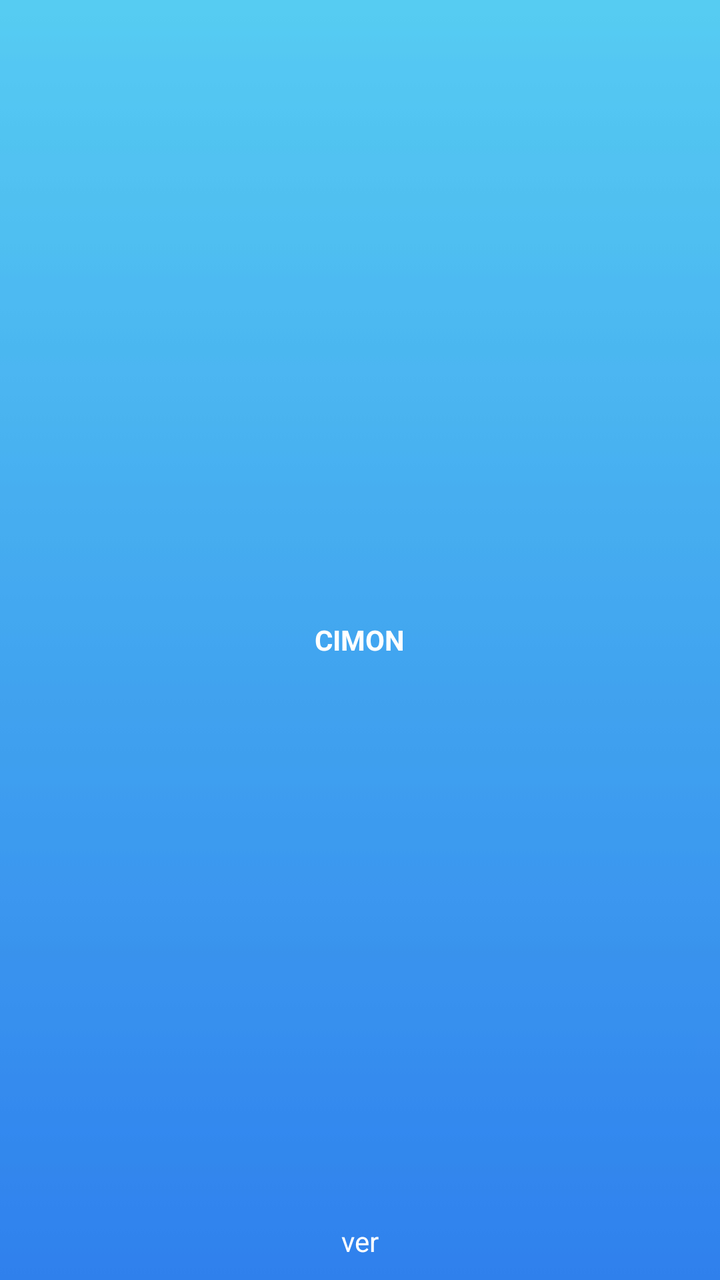
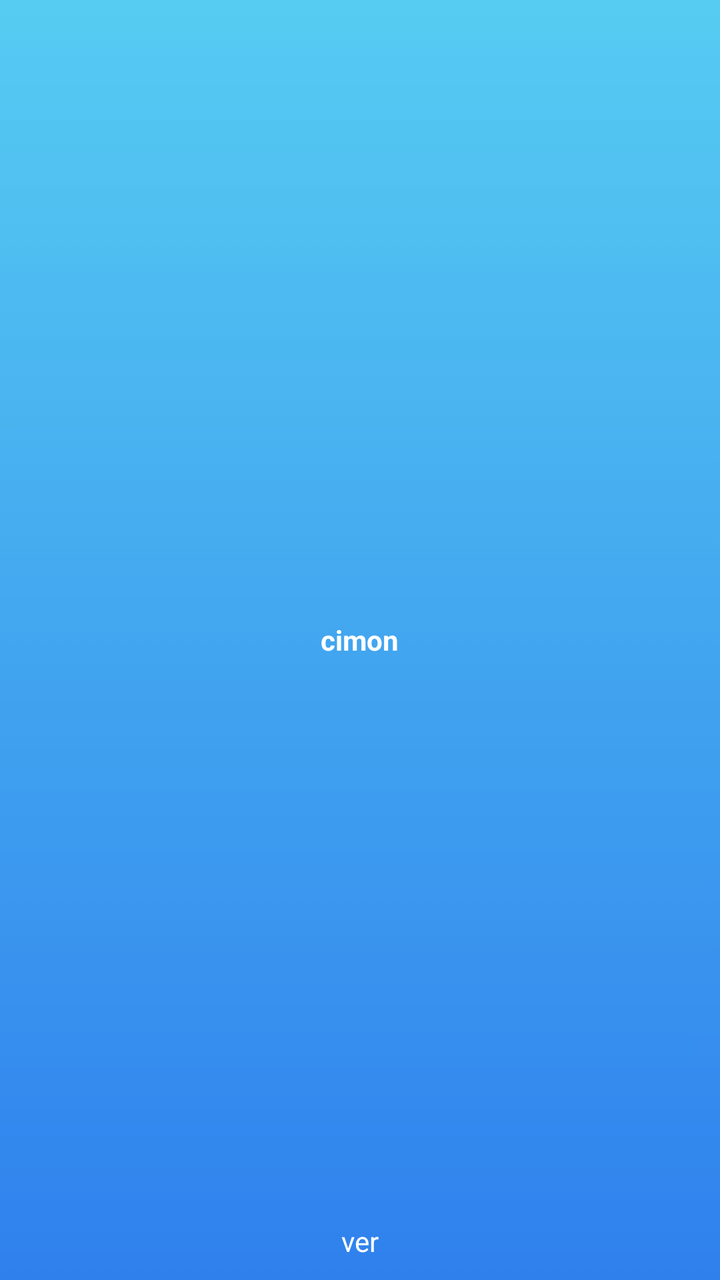

Before-and-after screenshots of an Android layout around one commit, followed by the original layout XML and the change that was made.
<!-- AndroidManifest.xml: application theme AppTheme -->
<!-- res/layout/activity_loading.xml -->
<?xml version="1.0" encoding="utf-8"?>
<RelativeLayout xmlns:android="http://schemas.android.com/apk/res/android"
    xmlns:tools="http://schemas.android.com/tools"

    tools:context="net.ijoon.ijoonweatherstation.view.LoadingActivity"
    android:layout_width="match_parent"
    android:layout_height="match_parent"
    android:background="@drawable/blue_skies">

    <TextView
        android:layout_width="wrap_content"
        android:layout_height="wrap_content"
        android:layout_centerInParent="true"
        android:text="CIMON"
        android:textColor="@color/white"
        android:textStyle="bold" />

    <TextView
        android:layout_width="wrap_content"
        android:layout_height="wrap_content"
        android:layout_centerHorizontal="true"
        android:layout_alignParentBottom="true"
        android:layout_marginBottom="10dp"
        android:id="@+id/tvVersion"
        android:text="ver"
        android:textColor="@color/white"/>
</RelativeLayout>
<!-- resources referenced by this layout -->
<resources>
  <color name="white">#fff</color>
  <!-- drawable blue_skies: jpg bitmap (drawable, 1647 bytes) -->
  <style name="AppTheme" parent="Theme.AppCompat.Light.DarkActionBar">
          
          <item name="colorPrimary">@color/blueSkiestop</item>
          <item name="colorPrimaryDark">@color/blueSkiestop</item>
          <item name="colorAccent">@color/black</item>
      </style>
  <color name="blueSkiestop">#56CBF2</color>
  <color name="black">#000</color>
</resources>

<!-- the commit's change to res/layout/activity_loading.xml (unified diff, before → after) -->
@@ -11,7 +11,7 @@
         android:layout_width="wrap_content"
         android:layout_height="wrap_content"
         android:layout_centerInParent="true"
-        android:text="CIMON"
+        android:text="cimon"
         android:textColor="@color/white"
         android:textStyle="bold" />
 
